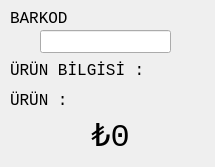
The window that fiyatgorform.ui (mamoo81/bhss) describes before a commit, drawn with Qt 5.
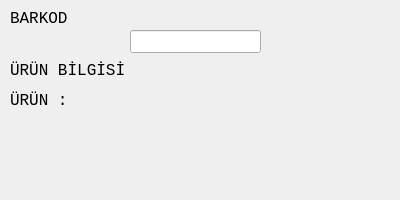
The same window after the commit. Icons and pictures are not drawn.

```diff
--- a/fiyatgorform.ui
+++ b/fiyatgorform.ui
@@ -6,20 +6,20 @@
    <rect>
     <x>0</x>
     <y>0</y>
-    <width>215</width>
-    <height>167</height>
+    <width>400</width>
+    <height>200</height>
    </rect>
   </property>
   <property name="minimumSize">
    <size>
-    <width>215</width>
-    <height>167</height>
+    <width>400</width>
+    <height>200</height>
    </size>
   </property>
   <property name="maximumSize">
    <size>
-    <width>215</width>
-    <height>167</height>
+    <width>400</width>
+    <height>200</height>
    </size>
   </property>
   <property name="font">
@@ -38,7 +38,7 @@
   <widget class="QLineEdit" name="BarkodlineEdit">
    <property name="geometry">
     <rect>
-     <x>40</x>
+     <x>130</x>
      <y>30</y>
      <width>131</width>
      <height>23</height>
@@ -71,7 +71,7 @@
     </rect>
    </property>
    <property name="text">
-    <string>ÜRÜN BİLGİSİ :</string>
+    <string>ÜRÜN BİLGİSİ</string>
    </property>
   </widget>
   <widget class="QLabel" name="urunAdiLabel">
@@ -91,19 +91,19 @@
    <property name="geometry">
     <rect>
      <x>10</x>
-     <y>110</y>
-     <width>201</width>
-     <height>51</height>
+     <y>130</y>
+     <width>381</width>
+     <height>61</height>
     </rect>
    </property>
    <property name="font">
     <font>
      <family>Monospace</family>
-     <pointsize>24</pointsize>
+     <pointsize>48</pointsize>
     </font>
    </property>
    <property name="text">
-    <string>₺0</string>
+    <string/>
    </property>
    <property name="alignment">
     <set>Qt::AlignCenter</set>
```
